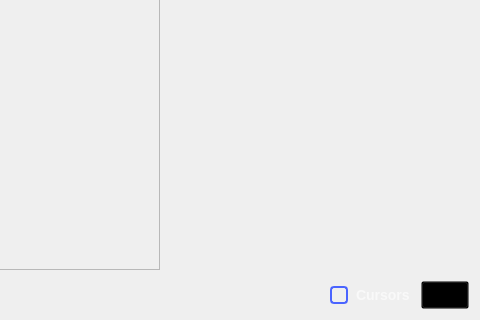
Qt form ui/network_analyzer.ui (analogdevicesinc/scopy) before a commit; both pictures show x 708 to 1188 and y 374 to 694 of the 1188 by 694 pixel window.
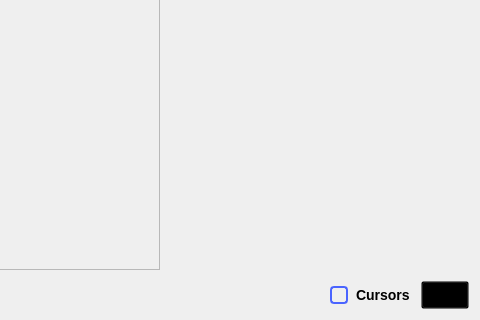
The same form after that commit. Icons and pictures are not drawn. Custom widgets are drawn as their Qt base class.

Patch:
```diff
--- a/ui/network_analyzer.ui
+++ b/ui/network_analyzer.ui
@@ -3047,8 +3047,6 @@
   background-color: transparent;
   font-size: 14px;
   font-weight: bold;
-
-  color: rgba(255, 255, 255, 153);
 }
 
 QCheckBox::indicator {
```
